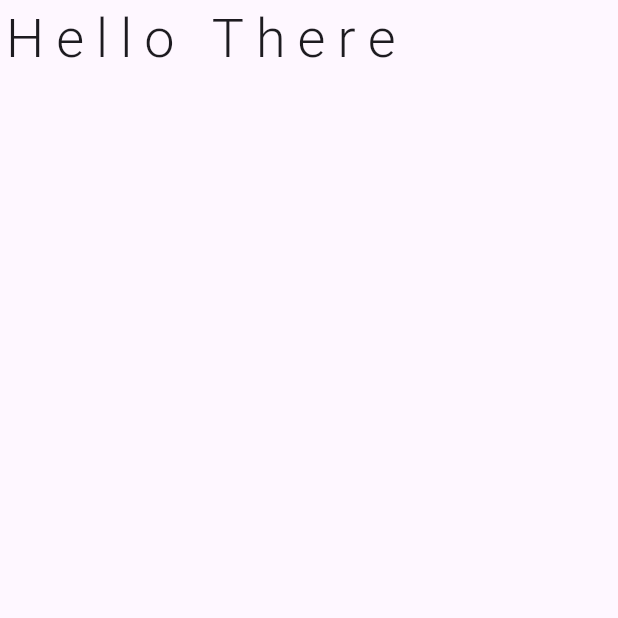
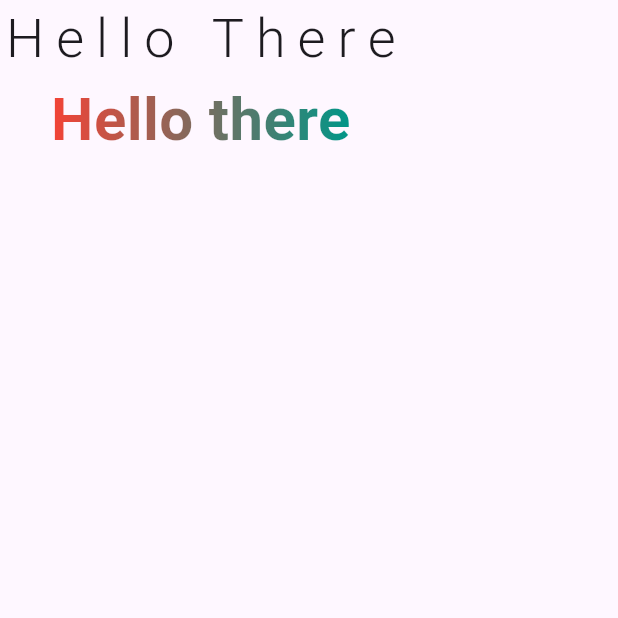
Before and after one commit to satyaroutray1/text_animations, a Flutter app: the screen it shows after launch, on a phone screen of 412 x 824 dp, the top half of it. Run offline on Flutter 3.47's test engine with Material 3 defaults, Android fonts, the phone set to English and light mode, and no system bars.

Commit message:
gradient Text

```diff
--- a/example/lib/main.dart
+++ b/example/lib/main.dart
@@ -37,9 +37,13 @@ class _MyHomePageState extends State<MyHomePage> {
   @override
   Widget build(BuildContext context) {
     return SafeArea(child: Scaffold(
-      body: Container(
-        child: TextPressure('Hello There')//FuzzyText('Hello'),
-      ),
+      body: Column(
+        children: [
+          TextPressure('Hello There'),
+          GradientText(),
+
+        ],
+      )
     ));
   }
 }
@@ -146,3 +150,29 @@ class GlitchTextLetter extends StatelessWidget {
     );
   }
 }
+
+class GradientText extends StatefulWidget{
+  const GradientText({super.key});
+
+  @override
+  State<GradientText> createState() => _GradientTextState();
+}
+
+class _GradientTextState extends State<GradientText> {
+
+  final textGradient = LinearGradient(colors: [Colors.red, Colors.teal]);
+
+  @override
+  Widget build(BuildContext context){
+    return ShaderMask(
+      blendMode: BlendMode.srcIn,
+      shaderCallback: (Rect bounds) {
+        return textGradient.createShader(bounds);
+      },
+      child: Text('Hello there', style: TextStyle(
+        fontSize: 40,
+        fontWeight: FontWeight.bold
+      ),),
+    );
+  }
+}
```
